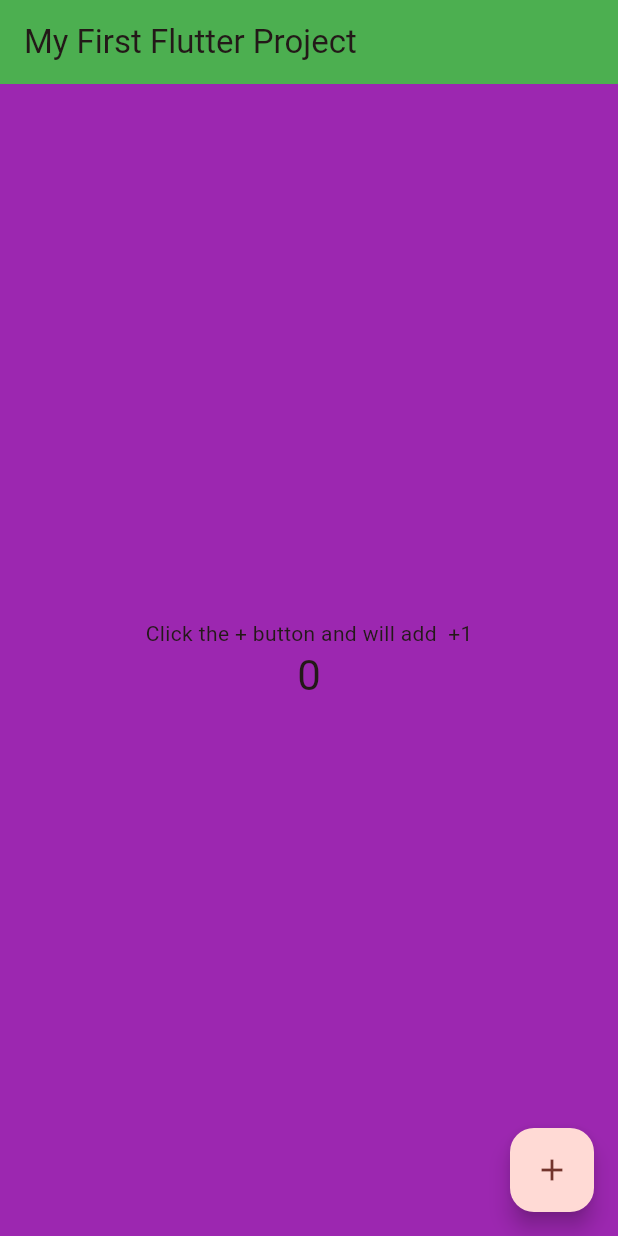
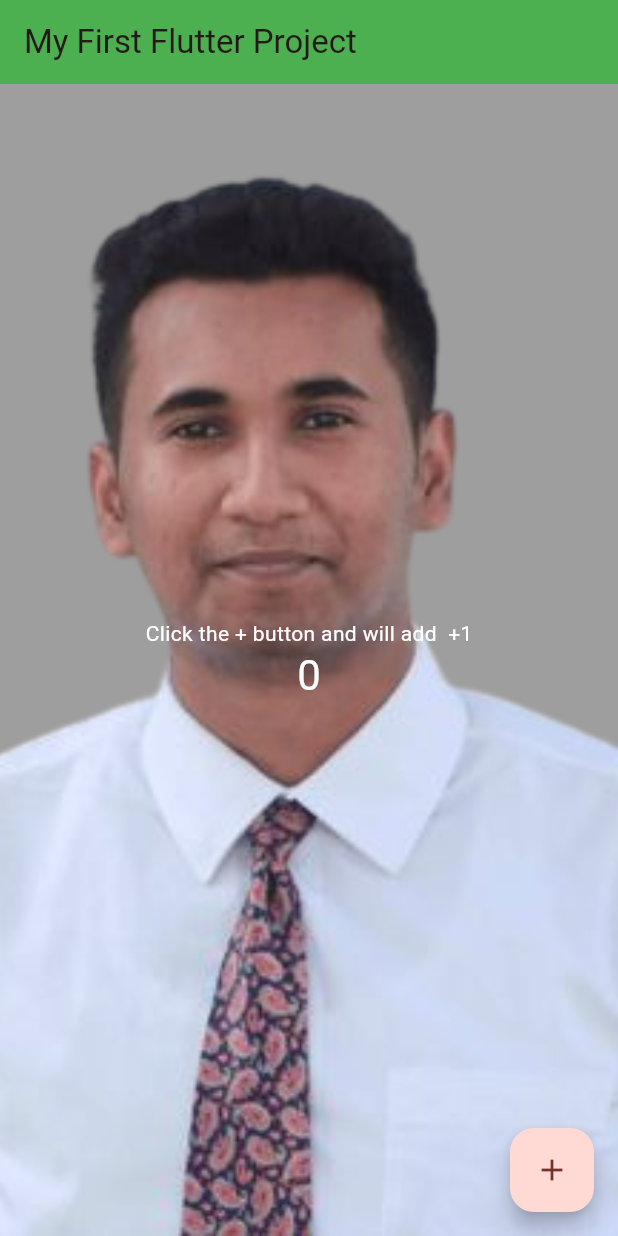
Before and after one commit to coder-nishu/Flutter-project-1, a Flutter app: the screen it shows after launch, on a phone screen of 412 x 824 dp. Run offline on Flutter 3.47's test engine with Material 3 defaults, Android fonts, the phone set to English and light mode, and no system bars.

Commit message:
picture added

```diff
--- a/lib/main.dart
+++ b/lib/main.dart
@@ -32,7 +32,10 @@ class MyApp extends StatelessWidget {
         useMaterial3: true,
         scaffoldBackgroundColor: Colors.purple, // Set default background color here
       ),
+
+
       home: const MyHomePage(title: 'My First Flutter Project'),
+
     );
   }
 }
@@ -87,33 +90,27 @@ class _MyHomePageState extends State<MyHomePage> {
         // the App.build method, and use it to set our appbar title.
         title: Text(widget.title),
       ),
-      body: Center(
-        // Center is a layout widget. It takes a single child and positions it
-        // in the middle of the parent.
+      body: Container(
+        decoration: BoxDecoration(
+          image: DecorationImage(
+            image: AssetImage('images/pic1.png'),
+            fit: BoxFit.cover, // You can change the fit as needed
+          ),
+        ),
+        child: Center(
           child: Column(
-          // Column is also a layout widget. It takes a list of children and
-          // arranges them vertically. By default, it sizes itself to fit its
-          // children horizontally, and tries to be as tall as its parent.
-          //
-          // Column has various properties to control how it sizes itself and
-          // how it positions its children. Here we use mainAxisAlignment to
-          // center the children vertically; the main axis here is the vertical
-          // axis because Columns are vertical (the cross axis would be
-          // horizontal).
-          //
-          // TRY THIS: Invoke "debug painting" (choose the "Toggle Debug Paint"
-          // action in the IDE, or press "p" in the console), to see the
-          // wireframe for each widget.
             mainAxisAlignment: MainAxisAlignment.center,
             children: <Widget>[
               const Text(
                 'Click the + button and will add  +1',
+                style: TextStyle(color: Colors.white),
               ),
               Text(
                 '$_counter',
-              style: Theme.of(context).textTheme.headlineMedium,
+                style: Theme.of(context).textTheme.headlineMedium?.copyWith(color: Colors.white),
               ),
             ],
+          ),
         ),
       ),
       floatingActionButton: FloatingActionButton(
```
Also changed, not shown: pubspec.yaml (+4 -4 lines), images/pic1.png (added). Lines whose indentation alone changed are shown as unchanged.
